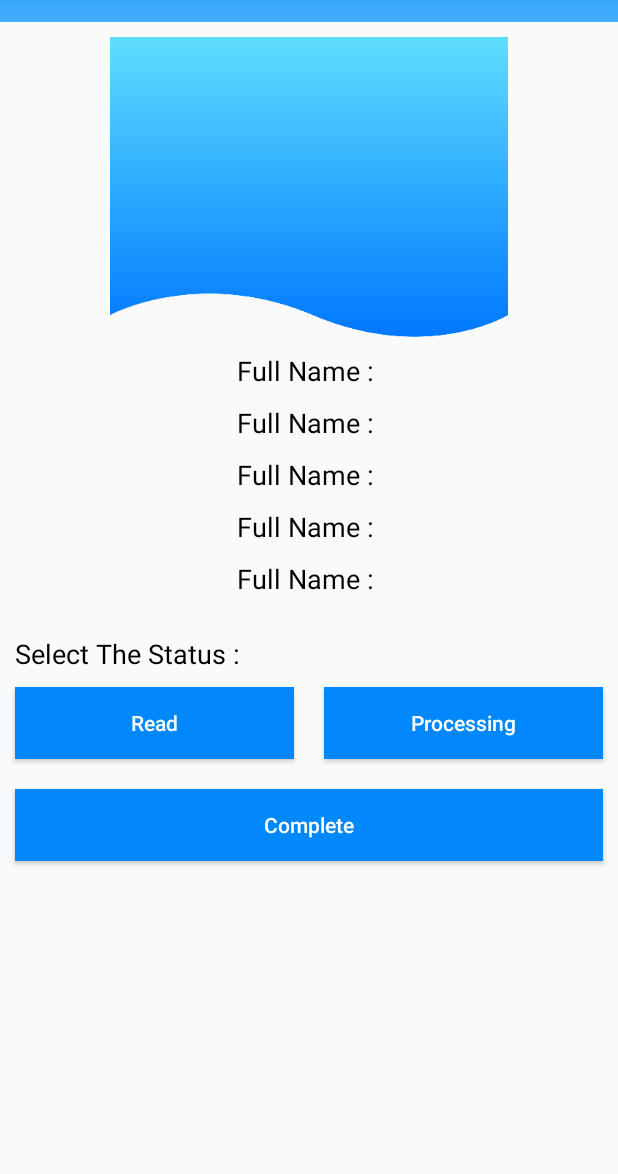
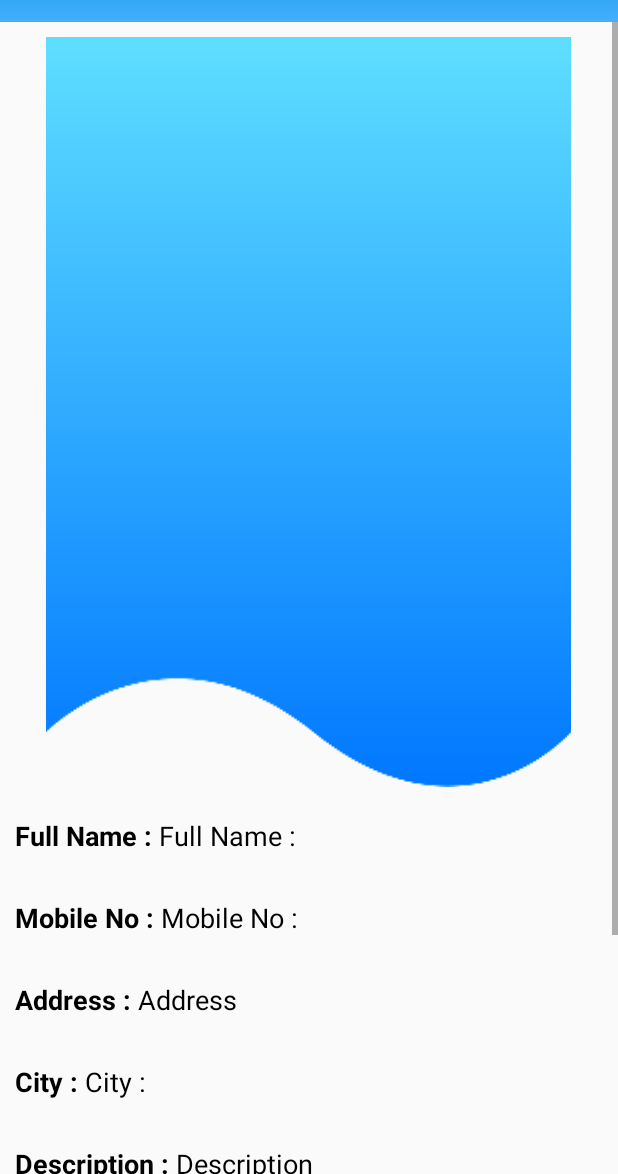
Before and after one commit to amitthakarebi/DigitalComplaints, an Android app: the layout activity_view_complaint.xml on its own in the app's theme, with its tools: preview values and no code run, on a phone screen of 412 x 824 dp, the part 62-1236 px from its top. Run offline under Robolectric (Android 15) with nearby library versions, the phone set to English and light mode, and no system bars.

Commit message:
admin view and home edit

```diff
--- a/app/src/main/java/com/amitthakare/digitalcomplaint/AdminHome.java
+++ b/app/src/main/java/com/amitthakare/digitalcomplaint/AdminHome.java
@@ -10,6 +10,7 @@ import android.app.AlertDialog;
 import android.content.DialogInterface;
 import android.content.Intent;
 import android.os.Bundle;
+import android.util.Log;
 import android.widget.Toast;
 
 import  com.amitthakare.digitalcomplaint.Adapter.AdminRecyclerAdapter;
@@ -35,6 +36,7 @@ public class AdminHome extends AppCompatActivity {
 
     private String department;
     private String fullName , mobileNo , location, city , description, image, status;
+    private String uid;
 
     FirebaseDatabase firebaseDatabase;
     FirebaseAuth firebaseAuth;
@@ -78,6 +80,7 @@ public class AdminHome extends AppCompatActivity {
                 {
                     for (DataSnapshot snap : snapshot.getChildren())
                     {
+                        Log.e("Data : ",snap.toString());
                         for (DataSnapshot snapshot1 : snap.getChildren())
                         {
                             String key = snapshot1.getKey();
--- a/app/src/main/res/layout/activity_view_complaint.xml
+++ b/app/src/main/res/layout/activity_view_complaint.xml
@@ -50,71 +50,160 @@
 
             <ImageView
                 android:id="@+id/VImage"
-                android:layout_width="300dp"
-                android:layout_height="200dp"
+                android:layout_width="350dp"
+                android:layout_height="500dp"
                 android:layout_marginTop="10dp"
+                android:scaleType="fitXY"
                 android:src="@drawable/blue_back" />
 
-            <TextView
-                android:layout_marginTop="10dp"
-                android:id="@+id/VFullName"
-                android:layout_width="wrap_content"
+            <LinearLayout
+                android:layout_width="match_parent"
                 android:layout_height="wrap_content"
-                android:text="Full Name : "
-                android:textColor="@color/black"
-                android:textSize="18sp" />
-
-            <TextView
-                android:layout_marginTop="10dp"
-                android:id="@+id/VMobileNo"
-                android:layout_width="wrap_content"
-                android:layout_height="wrap_content"
-                android:text="Full Name : "
-                android:textColor="@color/black"
-                android:textSize="18sp" />
-
-            <TextView
-                android:layout_marginTop="10dp"
-                android:id="@+id/VLocation"
-                android:layout_width="wrap_content"
-                android:layout_height="wrap_content"
-                android:text="Full Name : "
-                android:textColor="@color/black"
-                android:textSize="18sp" />
-
-            <TextView
-                android:layout_marginTop="10dp"
-                android:id="@+id/VCity"
-                android:layout_width="wrap_content"
-                android:layout_height="wrap_content"
-                android:text="Full Name : "
-                android:textColor="@color/black"
-                android:textSize="18sp" />
-
-            <TextView
-                android:layout_marginTop="10dp"
-                android:id="@+id/VDescription"
-                android:layout_width="wrap_content"
-                android:layout_height="wrap_content"
-                android:text="Full Name : "
-                android:textColor="@color/black"
-                android:textSize="18sp" />
-
-            <LinearLayout
-                android:layout_marginTop="10dp"
-                android:layout_width="match_parent"
-                android:textAlignment="center"
-                android:layout_height="wrap_content"
+                android:layout_margin="10dp"
                 android:orientation="horizontal">
 
                 <TextView
                     android:layout_width="wrap_content"
                     android:layout_height="wrap_content"
-                    android:textSize="18sp"
+                    android:layout_marginTop="10dp"
+                    android:text="Full Name : "
+                    android:textStyle="bold"
+                    android:textColor="@color/black"
+                    android:textSize="18sp" />
+
+                <TextView
+                    android:id="@+id/VFullName"
+                    android:layout_width="wrap_content"
+                    android:layout_height="wrap_content"
+                    android:layout_marginTop="10dp"
+                    android:text="Full Name : "
+                    android:textColor="@color/black"
+                    android:textSize="18sp" />
+            </LinearLayout>
+
+            <LinearLayout
+                android:layout_width="match_parent"
+                android:layout_height="wrap_content"
+                android:layout_margin="10dp"
+                android:orientation="horizontal">
+
+                <TextView
+                    android:layout_width="wrap_content"
+                    android:layout_height="wrap_content"
+                    android:layout_marginTop="10dp"
+                    android:textStyle="bold"
+                    android:text="Mobile No : "
+                    android:textColor="@color/black"
+
+                    android:textSize="18sp" />
+
+                <TextView
+                    android:id="@+id/VMobileNo"
+                    android:layout_width="wrap_content"
+                    android:layout_height="wrap_content"
+                    android:layout_marginTop="10dp"
+                    android:text="Mobile No : "
+                    android:textColor="@color/black"
+                    android:textSize="18sp" />
+
+            </LinearLayout>
+
+            <LinearLayout
+                android:layout_width="match_parent"
+                android:layout_height="wrap_content"
+                android:layout_margin="10dp"
+                android:orientation="horizontal">
+
+                <TextView
+                    android:layout_width="wrap_content"
+                    android:layout_height="wrap_content"
+                    android:layout_marginTop="10dp"
+                    android:text="Address : "
+                    android:textStyle="bold"
+                    android:textColor="@color/black"
+                    android:textSize="18sp" />
+
+                <TextView
+                    android:id="@+id/VLocation"
+                    android:layout_width="wrap_content"
+                    android:layout_height="wrap_content"
+                    android:layout_marginTop="10dp"
+                    android:text="Address"
+                    android:textColor="@color/black"
+                    android:textSize="18sp" />
+
+            </LinearLayout>
+
+            <LinearLayout
+                android:layout_width="match_parent"
+                android:layout_height="wrap_content"
+                android:layout_margin="10dp"
+                android:orientation="horizontal">
+
+                <TextView
+                    android:layout_width="wrap_content"
+                    android:layout_height="wrap_content"
+                    android:layout_marginTop="10dp"
+                    android:text="City : "
+                    android:textStyle="bold"
+                    android:textColor="@color/black"
+                    android:textSize="18sp" />
+
+                <TextView
+                    android:id="@+id/VCity"
+                    android:layout_width="wrap_content"
+                    android:layout_height="wrap_content"
+                    android:layout_marginTop="10dp"
+                    android:text="City : "
+                    android:textColor="@color/black"
+                    android:textSize="18sp" />
+
+
+            </LinearLayout>
+
+            <LinearLayout
+                android:layout_width="match_parent"
+                android:layout_height="wrap_content"
+                android:layout_margin="10dp"
+                android:orientation="horizontal">
+
+                <TextView
+                    android:layout_width="wrap_content"
+                    android:textStyle="bold"
+                    android:layout_height="wrap_content"
+                    android:layout_marginTop="10dp"
+                    android:text="Description : "
+                    android:textColor="@color/black"
+                    android:textSize="18sp" />
+
+                <TextView
+                    android:id="@+id/VDescription"
+                    android:layout_width="wrap_content"
+                    android:layout_height="wrap_content"
+                    android:layout_marginTop="10dp"
+                    android:text="Description"
+                    android:textColor="@color/black"
+                    android:textSize="18sp" />
+
+            </LinearLayout>
+
+
+            <LinearLayout
+                android:layout_width="match_parent"
+                android:layout_height="wrap_content"
+                android:layout_marginTop="10dp"
+                android:orientation="horizontal"
+                android:textAlignment="center">
+
+                <TextView
+                    android:layout_width="wrap_content"
+                    android:layout_height="wrap_content"
+                    android:layout_marginStart="10dp"
                     android:layout_marginTop="15dp"
-                    android:layout_marginStart="10dp"
+                    android:textStyle="bold"
                     android:text="Select The Status :"
-                    android:textColor="@color/black"/>
+                    android:textColor="@color/black"
+                    android:textSize="18sp" />
 
             </LinearLayout>
 
@@ -125,37 +214,37 @@
 
                 <Button
                     android:id="@+id/vReadBtn"
-                    android:layout_weight="1"
                     android:layout_width="wrap_content"
                     android:layout_height="wrap_content"
+                    android:layout_margin="10dp"
+                    android:layout_weight="1"
+                    android:background="@color/blue"
                     android:text="Read"
-                    android:layout_margin="10dp"
                     android:textAllCaps="false"
-                    android:background="@color/blue"
-                    android:textColor="@color/white"/>
+                    android:textColor="@color/white" />
 
                 <Button
                     android:id="@+id/vProcessingBtn"
-                    android:layout_weight="1"
                     android:layout_width="wrap_content"
                     android:layout_height="wrap_content"
+                    android:layout_margin="10dp"
+                    android:layout_weight="1"
+                    android:background="@color/blue"
                     android:text="Processing"
-                    android:layout_margin="10dp"
                     android:textAllCaps="false"
-                    android:background="@color/blue"
-                    android:textColor="@color/white"/>
+                    android:textColor="@color/white" />
 
             </LinearLayout>
 
             <Button
                 android:id="@+id/vCompleteBtn"
                 android:layout_width="match_parent"
+                android:layout_height="wrap_content"
                 android:layout_margin="10dp"
-                android:layout_height="wrap_content"
+                android:background="@color/blue"
                 android:text="Complete"
-                android:background="@color/blue"
-                android:textColor="@color/white"
-                android:textAllCaps="false"/>
+                android:textAllCaps="false"
+                android:textColor="@color/white" />
 
         </LinearLayout>
 
```
